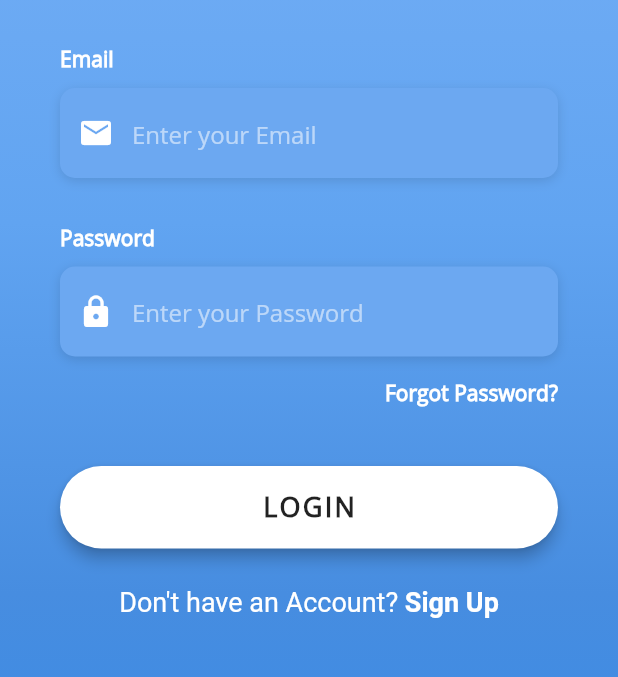
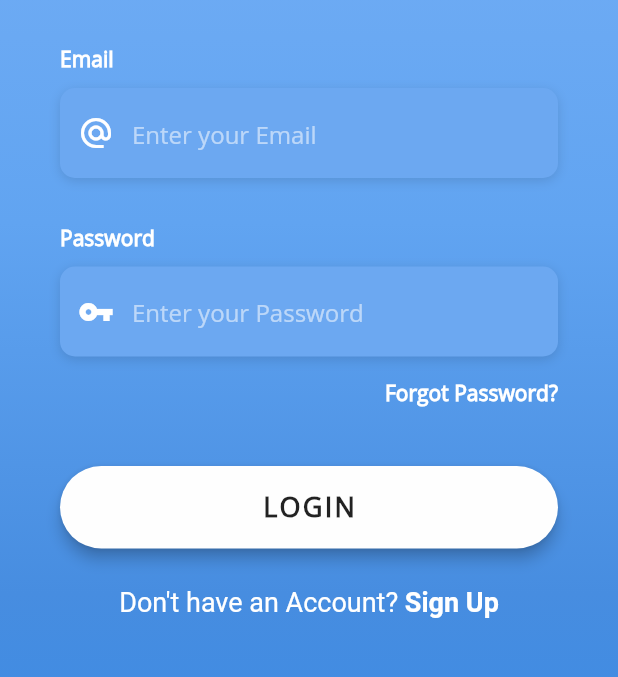
Before and after one commit to srikanthsarma145/metropay_main, a Flutter app: the screen it shows after launch, on a phone screen of 412 x 824 dp, the part 272-949 px from its top. Run offline on Flutter 3.47's test engine with Material 2 defaults, Android fonts, the phone set to English and light mode, and no system bars; our stand-ins replace photo_view, toast; missing offline and left inert: flutter_nfc_reader.

Commit message:
commit on 'master'

```diff
--- a/lib/main.dart
+++ b/lib/main.dart
@@ -12,14 +12,17 @@ class MyApp extends StatelessWidget {
       theme: ThemeData(
 //          canvasColor: Color(0xffffffff),
           buttonTheme: ButtonThemeData(
-            buttonColor: Color(0xffffffff),
-          )
+            buttonColor: Color(0xfffefefe),
+          ),
       ),
       darkTheme: ThemeData(
         brightness: Brightness.dark,
-          canvasColor: Color(0xffffffff),
+          canvasColor: Color(0xffcccccc),
           buttonTheme: ButtonThemeData(
-            buttonColor: Color(0xff444444),
+            buttonColor: Color(0xff404040),
+          ),
+          cardTheme: CardTheme(
+            color: Color(0xff404040),
           )
       ),
 //      debugShowCheckedModeBanner: false, //remove comment to remove debug tag
--- a/lib/screens/forgetpassword_screen.dart
+++ b/lib/screens/forgetpassword_screen.dart
@@ -33,7 +33,7 @@ class _ForgetScreenState extends State<ForgetScreen> {
               border: InputBorder.none,
               contentPadding: EdgeInsets.only(top: 14.0),
               prefixIcon: Icon(
-                Icons.email,
+                Icons.alternate_email,
                 color: Colors.white,
               ),
               hintText: 'Enter your Mobile number',
--- a/lib/screens/login_screen.dart
+++ b/lib/screens/login_screen.dart
@@ -44,7 +44,7 @@ class _LoginScreenState extends State<LoginScreen> {
           height: 60.0,
           child: TextField(
             controller: usernameController,
-            keyboardType: TextInputType.text,
+            keyboardType: TextInputType.emailAddress,
             style: TextStyle(
               color: Colors.white,
               fontFamily: 'OpenSans',
@@ -53,7 +53,7 @@ class _LoginScreenState extends State<LoginScreen> {
               border: InputBorder.none,
               contentPadding: EdgeInsets.only(top: 14.0),
               prefixIcon: Icon(
-                Icons.email,
+                Icons.alternate_email,
                 color: Colors.white,
               ),
               hintText: 'Enter your Email',
@@ -89,7 +89,7 @@ class _LoginScreenState extends State<LoginScreen> {
               border: InputBorder.none,
               contentPadding: EdgeInsets.only(top: 14.0),
               prefixIcon: Icon(
-                Icons.lock,
+                Icons.vpn_key,
                 color: Colors.white,
               ),
               hintText: 'Enter your Password',
--- a/lib/screens/signup_screen.dart
+++ b/lib/screens/signup_screen.dart
@@ -68,7 +68,7 @@ class _SignupScreenState extends State<SignupScreen> {
               border: InputBorder.none,
               contentPadding: EdgeInsets.only(top: 14.0),
               prefixIcon: Icon(
-                Icons.email,
+                Icons.alternate_email,
                 color: Colors.white,
               ),
               hintText: 'Enter your Email',
@@ -103,7 +103,7 @@ class _SignupScreenState extends State<SignupScreen> {
               border: InputBorder.none,
               contentPadding: EdgeInsets.only(top: 14.0),
               prefixIcon: Icon(
-                Icons.lock,
+                Icons.vpn_key,
                 color: Colors.white,
               ),
               hintText: 'Enter your Password',
@@ -138,7 +138,7 @@ class _SignupScreenState extends State<SignupScreen> {
               border: InputBorder.none,
               contentPadding: EdgeInsets.only(top: 14.0),
               prefixIcon: Icon(
-                Icons.lock,
+                Icons.vpn_key,
                 color: Colors.white,
               ),
               hintText: 'Confirm your Password',
```
Also changed, not shown: 7 other files.
